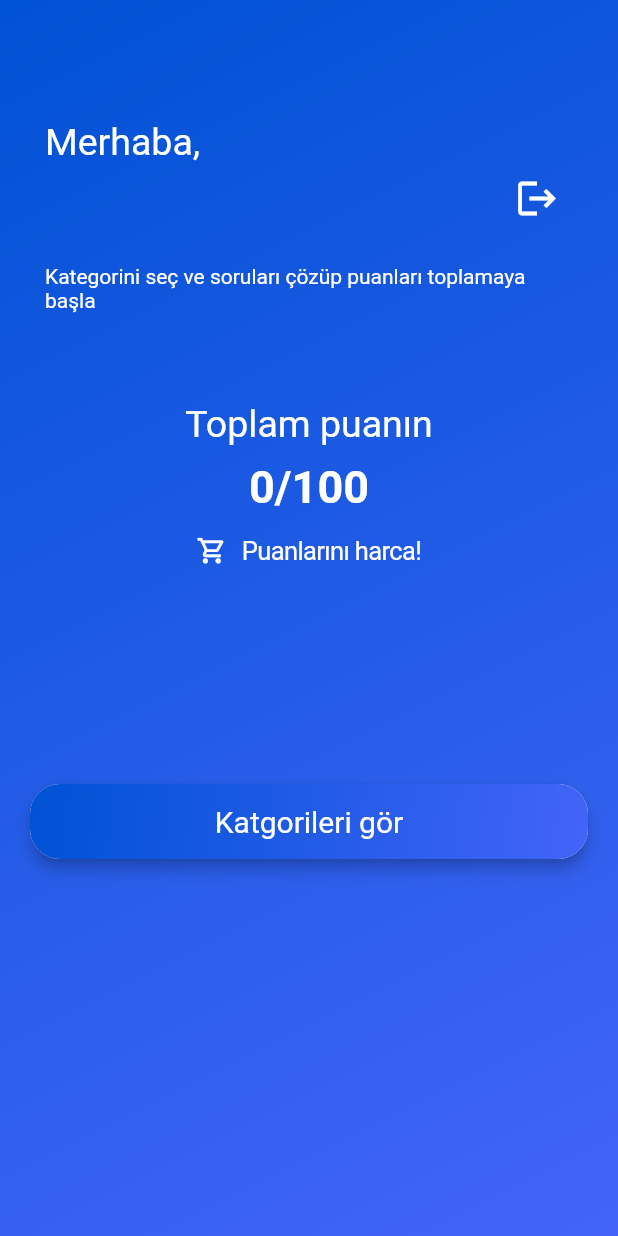
After one commit to burakcbdn/quiz_app, a Flutter app: the HomePage screen opened directly, on a phone screen of 412 x 824 dp. The commit adds this screen. Run offline on Flutter 3.47's test engine with Material 2 defaults, Android fonts, the phone set to English and light mode, and no system bars; our stand-ins replace cloud_firestore, firebase_auth, firebase_core, google_sign_in; accounts and stored records are empty.

Commit message:
favs added

```diff
--- /dev/null
+++ b/lib/pages/home_page.dart
@@ -0,0 +1,219 @@
+import 'package:cloud_firestore/cloud_firestore.dart';
+import 'package:firebase_auth/firebase_auth.dart';
+import 'package:flutter/cupertino.dart';
+import 'package:flutter/material.dart';
+import 'package:quiz_app/models/category.dart';
+import 'package:quiz_app/networking/firebase_operations.dart';
+import 'package:quiz_app/networking/sign_in.dart';
+import 'package:quiz_app/pages/categories_page.dart';
+import 'package:quiz_app/pages/questions_page.dart';
+
+import 'login_page.dart';
+import 'market.dart';
+
+class HomePage extends StatefulWidget {
+  @override
+  _HomePageState createState() => _HomePageState();
+}
+
+class _HomePageState extends State<HomePage> {
+  List<Category> categories;
+
+
+
+  @override
+  void initState() {
+    super.initState();
+
+
+  }
+
+  User currentUser = FirebaseAuth.instance.currentUser;
+
+  @override
+  Widget build(BuildContext context) {
+
+    return Scaffold(
+      body: Container(
+        decoration: BoxDecoration(
+          gradient: LinearGradient(
+              begin: Alignment.topLeft,
+              end: Alignment.bottomRight,
+              colors: [Color(0xff0052D4), Color(0xFF4364F7)]),
+        ),
+        child: Column(
+          children: [
+            Container(
+              width: MediaQuery.of(context).size.width,
+              padding: EdgeInsets.symmetric(horizontal: 30),
+              child: Column(
+                crossAxisAlignment: CrossAxisAlignment.start,
+                children: [
+                  SizedBox(
+                    height: 80,
+                  ),
+                  Row(
+                    crossAxisAlignment: CrossAxisAlignment.end,
+                    children: [
+                      Column(
+                        crossAxisAlignment: CrossAxisAlignment.start,
+                        children: [
+                          Text(
+                            "Merhaba,",
+                            style: TextStyle(fontSize: 25, color: Colors.white),
+                          ),
+                          Text(
+                            "${currentUser.displayName}",
+                            style: TextStyle(
+                                fontSize: 40,
+                                color: Colors.white,
+                                fontWeight: FontWeight.bold),
+                          ),
+                        ],
+                      ),
+                      Expanded(
+                        child: SizedBox(),
+                      ),
+                      IconButton(
+                        onPressed: () {
+                          signOutGoogle().then((value) {
+                            Navigator.pushReplacement(
+                                context,
+                                MaterialPageRoute(
+                                    builder: (context) => LoginPage()));
+                          });
+                        },
+                        icon: Icon(
+                          Icons.logout,
+                          color: Colors.white,
+                        ),
+                        iconSize: 30,
+                      )
+                    ],
+                  ),
+                  SizedBox(
+                    height: 20,
+                  ),
+                  Text(
+                    "Kategorini seç ve soruları çözüp puanları toplamaya başla",
+                    style: TextStyle(color: Colors.white),
+                  ),
+                  SizedBox(
+                    height: 60,
+                  ),
+                  Center(
+                      child: Text(
+                    "Toplam puanın",
+                    style: TextStyle(fontSize: 25, color: Colors.white),
+                  )),
+                  SizedBox(
+                    height: 10,
+                  ),
+                  FutureBuilder(
+                    future: FirebaseFirestore.instance
+                        .collection("users")
+                        .doc(currentUser.uid)
+                        .get(),
+                    builder: (BuildContext context,
+                        AsyncSnapshot<DocumentSnapshot> snapshot) {
+                      if (!snapshot.hasData) {
+                        return Container();
+                      }
+
+                      Map<String, dynamic> data = snapshot.data.data();
+
+                      int point = data["point"];
+
+                      return Center(
+                        child: Column(
+                          crossAxisAlignment: CrossAxisAlignment.center,
+                          children: [
+                            Text(
+                              "$point/100",
+                              style: TextStyle(
+                                  fontSize: 30,
+                                  color: Colors.white,
+                                  fontWeight: FontWeight.bold),
+                            ),
+                            CupertinoButton(
+                              onPressed: () {
+                                Navigator.push(
+                                    context,
+                                    MaterialPageRoute(
+                                        builder: (context) => MarketPage(
+                                              points: point,
+                                            )));
+                              },
+                              minSize: 0,
+                              padding: EdgeInsets.all(10),
+                              child: Container(
+                                height: 30,
+                                width: MediaQuery.of(context).size.width,
+                                child: Row(
+                                  mainAxisAlignment: MainAxisAlignment.center,
+                                  children: [
+                                    Icon(
+                                      Icons.shopping_cart_outlined,
+                                      color: Colors.white,
+                                    ),
+                                    SizedBox(
+                                      width: 10,
+                                    ),
+                                    Text(
+                                      "Puanlarını harca!",
+                                      style: TextStyle(color: Colors.white),
+                                    )
+                                  ],
+                                ),
+                              ),
+                            )
+                          ],
+                        ),
+                      );
+                    },
+                  ),
+                ],
+              ),
+            ),
+            Expanded(
+              child: SizedBox(),
+            ),
+            CupertinoButton(
+                minSize: 0,
+                padding: EdgeInsets.symmetric(horizontal: 20, vertical: 10),
+                child: Material(
+                  shape: RoundedRectangleBorder(
+                      borderRadius: BorderRadius.circular(20)),
+                  elevation: 4,
+                  child: Container(
+                    height: 50,
+                    width: double.infinity,
+                    decoration: BoxDecoration(
+                        gradient: LinearGradient(
+                            begin: Alignment.topLeft,
+                            end: Alignment.bottomRight,
+                            colors: [Color(0xff0052D4), Color(0xFF4364F7)]),
+                        borderRadius: BorderRadius.circular(20)),
+                    child: Center(
+                      child: Text(
+                        "Katgorileri gör",
+                        style: TextStyle(color: Colors.white, fontSize: 20),
+                      ),
+                    ),
+                  ),
+                ),
+                onPressed: () {
+                  Navigator.push(context, MaterialPageRoute(builder: (context) => Categories()));
+                }),
+
+              Expanded(
+                flex: 2,
+              child: SizedBox(),
+            ),
+
+          ],
+        ),
+      ),
+    );
+  }
+}
--- a/lib/pages/login_page.dart
+++ b/lib/pages/login_page.dart
@@ -2,7 +2,7 @@ import 'package:flutter/cupertino.dart';
 import 'package:flutter/material.dart';
 import 'package:quiz_app/networking/sign_in.dart';
 
-import 'categories_page.dart';
+import 'home_page.dart';
 
 
 class LoginPage extends StatelessWidget {
@@ -54,7 +54,7 @@ class LoginPage extends StatelessWidget {
               onPressed: () {
                 signInWithGoogle().then((value){
                   if (value != null) {
-                    Navigator.pushReplacement(context, MaterialPageRoute(builder: (context) => CategoriesPage()));
+                    Navigator.pushReplacement(context, MaterialPageRoute(builder: (context) => HomePage()));
                   }
                 });
               },
--- a/lib/pages/result_page.dart
+++ b/lib/pages/result_page.dart
@@ -3,7 +3,7 @@ import 'package:flutter/material.dart';
 import 'package:quiz_app/models/question.dart';
 import 'package:quiz_app/networking/firebase_operations.dart';
 
-import 'categories_page.dart';
+import 'home_page.dart';
 
 
 class ResultPage extends StatefulWidget {
@@ -105,7 +105,7 @@ class _ResultPageState extends State<ResultPage> {
             Expanded(child: SizedBox(),),
             CupertinoButton(
               onPressed: () {
-                  Navigator.pushReplacement(context, MaterialPageRoute(builder: (context) => CategoriesPage()));
+                  Navigator.pushReplacement(context, MaterialPageRoute(builder: (context) => HomePage()));
               },
               minSize: 0,
               padding: EdgeInsets.symmetric(horizontal: 20, vertical: 10),
```
Also changed, not shown: lib/main.dart (+6 -7 lines), lib/networking/firebase_operations.dart (+39 -0 lines), lib/pages/categories_page.dart (+125 -125 lines), pubspec.lock, 37 other files.
